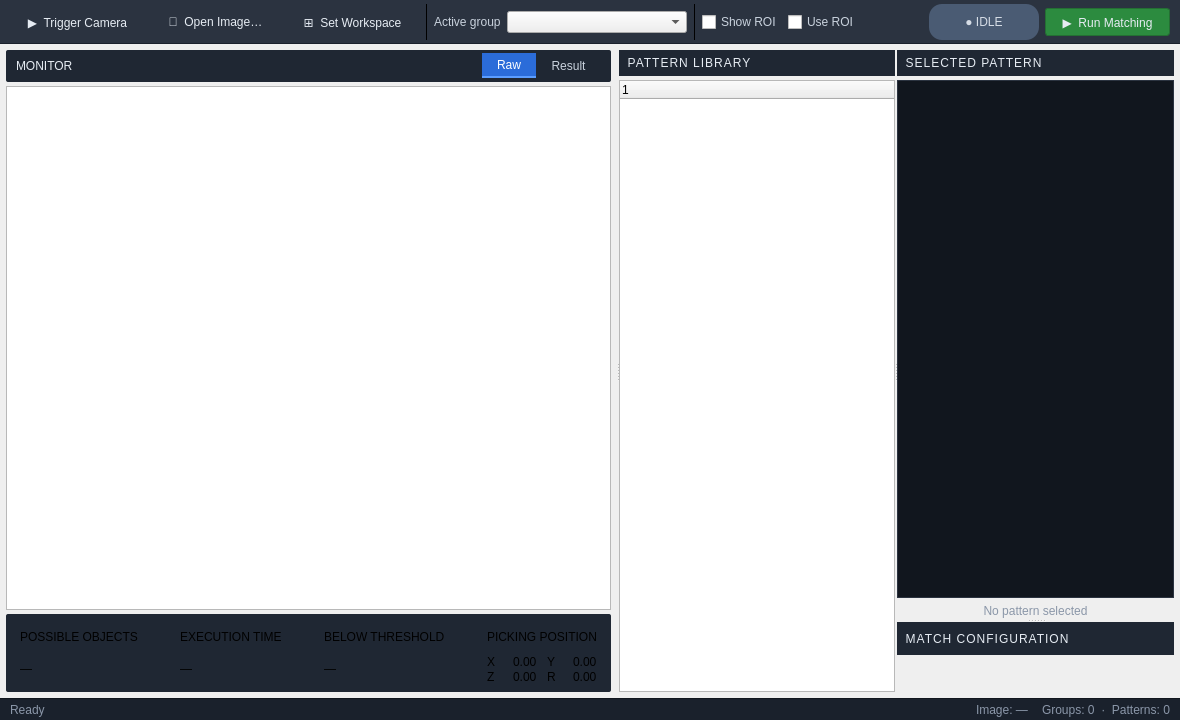
This is src/form/task/localization_patterns_widget.ui in gstorm-b/VC_APP as Qt 5 draws it before an edit. The edited form follows.
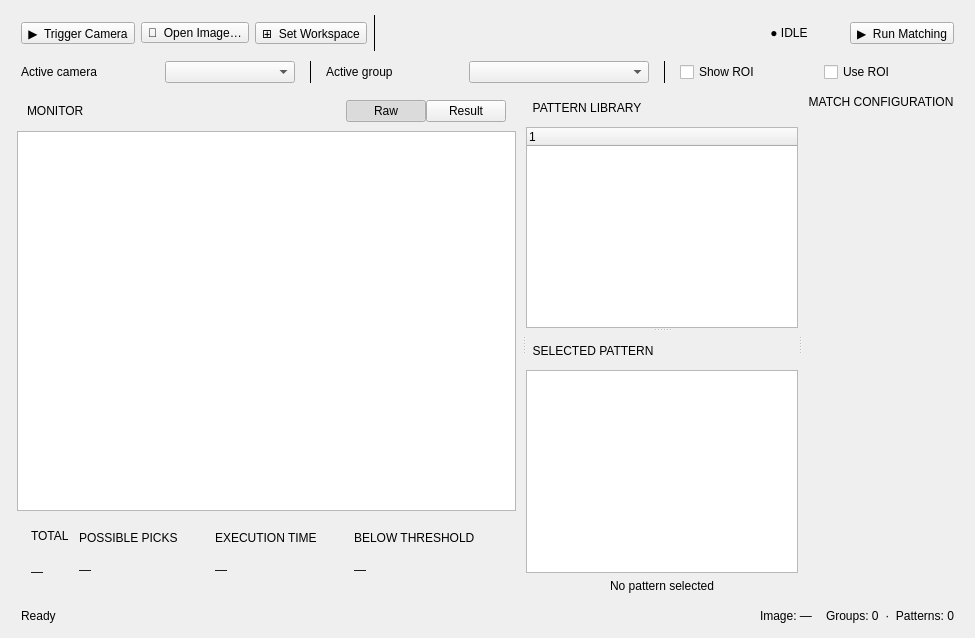
This is the edited form. The open tabs and pages were chosen to show the change. Custom widgets are drawn as their Qt base class.

Diff of the .ui file:
```diff
--- a/src/form/task/localization_patterns_widget.ui
+++ b/src/form/task/localization_patterns_widget.ui
@@ -6,33 +6,14 @@
    <rect>
     <x>0</x>
     <y>0</y>
-    <width>1180</width>
-    <height>720</height>
+    <width>975</width>
+    <height>638</height>
    </rect>
   </property>
   <property name="windowTitle">
    <string>Localization Patterns</string>
   </property>
-  <layout class="QVBoxLayout" name="rootLayout">
-   <property name="spacing">
-    <number>0</number>
-   </property>
-   <property name="leftMargin">
-    <number>0</number>
-   </property>
-   <property name="topMargin">
-    <number>0</number>
-   </property>
-   <property name="rightMargin">
-    <number>0</number>
-   </property>
-   <property name="bottomMargin">
-    <number>0</number>
-   </property>
-
-   <!-- ============================================================== -->
-   <!--  Top toolbar                                                    -->
-   <!-- ============================================================== -->
+  <layout class="QVBoxLayout" name="verticalLayout_2">
    <item>
     <widget class="QFrame" name="frame_toolbar">
      <property name="minimumSize">
@@ -48,46 +29,7 @@
       </size>
      </property>
      <property name="styleSheet">
-      <string notr="true">QFrame#frame_toolbar {
-    background-color: #2b3340;
-    border-bottom: 1px solid #1a212c;
-}
-QFrame#frame_toolbar QToolButton {
-    color: #e6ecf3;
-    background-color: transparent;
-    border: 1px solid transparent;
-    padding: 4px 12px;
-    border-radius: 3px;
-    font: 600 10pt &quot;Segoe UI&quot;;
-}
-QFrame#frame_toolbar QToolButton:hover {
-    background-color: #38465a;
-    border: 1px solid #4a5b73;
-}
-QFrame#frame_toolbar QToolButton:pressed {
-    background-color: #1d2632;
-}
-QFrame#frame_toolbar QToolButton#btn_run_match {
-    background-color: #2c8b3f;
-    border: 1px solid #246f33;
-}
-QFrame#frame_toolbar QToolButton#btn_run_match:hover {
-    background-color: #34a049;
-}
-QFrame#frame_toolbar QToolButton#btn_run_match:disabled {
-    background-color: #3a4452;
-    color: #7a8492;
-    border-color: #303a48;
-}
-QFrame#frame_toolbar QLabel {
-    color: #c9d2dd;
-    font: 10pt &quot;Segoe UI&quot;;
-}
-QFrame#frame_toolbar QFrame[role=&quot;separator&quot;] {
-    background-color: #1a212c;
-    max-width: 1px;
-    min-width: 1px;
-}</string>
+      <string notr="true"/>
      </property>
      <layout class="QHBoxLayout" name="toolbarLayout">
       <property name="spacing">
@@ -107,32 +49,32 @@
       </property>
       <item>
        <widget class="QToolButton" name="btn_trigger_camera">
-        <property name="text">
-         <string>▶  Trigger Camera</string>
-        </property>
         <property name="toolTip">
          <string>Capture image from active camera</string>
         </property>
+        <property name="text">
+         <string>▶  Trigger Camera</string>
+        </property>
        </widget>
       </item>
       <item>
        <widget class="QToolButton" name="btn_choose_image">
-        <property name="text">
-         <string>📂  Open Image…</string>
-        </property>
         <property name="toolTip">
          <string>Load image from disk</string>
         </property>
+        <property name="text">
+         <string>📂  Open Image…</string>
+        </property>
        </widget>
       </item>
       <item>
        <widget class="QToolButton" name="btn_set_workspace">
-        <property name="text">
-         <string>⊞  Set Workspace</string>
-        </property>
         <property name="toolTip">
          <string>Define matching ROI on the source image</string>
         </property>
+        <property name="text">
+         <string>⊞  Set Workspace</string>
+        </property>
        </widget>
       </item>
       <item>
@@ -142,50 +84,6 @@
         </property>
        </widget>
       </item>
-      <item>
-       <widget class="QLabel" name="label_active_group">
-        <property name="text">
-         <string>Active group</string>
-        </property>
-       </widget>
-      </item>
-      <item>
-       <widget class="NoWheelComboBox" name="comboBox_pattern_group">
-        <property name="minimumSize">
-         <size>
-          <width>180</width>
-          <height>0</height>
-         </size>
-        </property>
-       </widget>
-      </item>
-      <item>
-       <widget class="QFrame" name="sep2">
-        <property name="frameShape">
-         <enum>QFrame::Shape::VLine</enum>
-        </property>
-       </widget>
-      </item>
-      <item>
-       <widget class="QCheckBox" name="cbx_show_match_area">
-        <property name="text">
-         <string>Show ROI</string>
-        </property>
-        <property name="styleSheet">
-         <string notr="true">color: #c9d2dd;</string>
-        </property>
-       </widget>
-      </item>
-      <item>
-       <widget class="QCheckBox" name="cbx_use_match_area">
-        <property name="text">
-         <string>Use ROI</string>
-        </property>
-        <property name="styleSheet">
-         <string notr="true">color: #c9d2dd;</string>
-        </property>
-       </widget>
-      </item>
       <item>
        <spacer name="hsp_toolbar">
         <property name="orientation">
@@ -207,53 +105,135 @@
           <height>26</height>
          </size>
         </property>
-        <property name="alignment">
-         <set>Qt::AlignCenter</set>
+        <property name="styleSheet">
+         <string notr="true"/>
         </property>
         <property name="text">
          <string>● IDLE</string>
         </property>
-        <property name="styleSheet">
-         <string notr="true">QLabel {
-    color: #d6dde6;
-    background-color: #4a5b73;
-    border-radius: 13px;
-    padding: 3px 10px;
-    font: 600 9pt &quot;Segoe UI&quot;;
-}</string>
+        <property name="alignment">
+         <set>Qt::AlignmentFlag::AlignCenter</set>
         </property>
        </widget>
       </item>
       <item>
        <widget class="QToolButton" name="btn_run_match">
-        <property name="text">
-         <string>▶  Run Matching</string>
-        </property>
         <property name="toolTip">
          <string>Run a matching test on the current image using the active group</string>
         </property>
+        <property name="text">
+         <string>▶  Run Matching</string>
+        </property>
        </widget>
       </item>
      </layout>
     </widget>
    </item>
-
-   <!-- ============================================================== -->
-   <!--  Main work area                                                 -->
-   <!-- ============================================================== -->
+   <item>
+    <widget class="QFrame" name="frame_operate">
+     <property name="minimumSize">
+      <size>
+       <width>0</width>
+       <height>22</height>
+      </size>
+     </property>
+     <property name="maximumSize">
+      <size>
+       <width>16777215</width>
+       <height>22</height>
+      </size>
+     </property>
+     <property name="frameShape">
+      <enum>QFrame::Shape::NoFrame</enum>
+     </property>
+     <property name="frameShadow">
+      <enum>QFrame::Shadow::Plain</enum>
+     </property>
+     <layout class="QHBoxLayout" name="horizontalLayout">
+      <property name="spacing">
+       <number>14</number>
+      </property>
+      <property name="leftMargin">
+       <number>10</number>
+      </property>
+      <property name="topMargin">
+       <number>0</number>
+      </property>
+      <property name="rightMargin">
+       <number>10</number>
+      </property>
+      <property name="bottomMargin">
+       <number>0</number>
+      </property>
+      <item>
+       <widget class="QLabel" name="label_active_camera">
+        <property name="text">
+         <string>Active camera</string>
+        </property>
+       </widget>
+      </item>
+      <item>
+       <widget class="QComboBox" name="comboBox_camera"/>
+      </item>
+      <item>
+       <widget class="QFrame" name="sep2">
+        <property name="frameShape">
+         <enum>QFrame::Shape::VLine</enum>
+        </property>
+       </widget>
+      </item>
+      <item>
+       <widget class="QLabel" name="label_active_group">
+        <property name="text">
+         <string>Active group</string>
+        </property>
+       </widget>
+      </item>
+      <item>
+       <widget class="NoWheelComboBox" name="comboBox_pattern_group">
+        <property name="minimumSize">
+         <size>
+          <width>180</width>
+          <height>0</height>
+         </size>
+        </property>
+       </widget>
+      </item>
+      <item>
+       <widget class="QFrame" name="sep3">
+        <property name="frameShape">
+         <enum>QFrame::Shape::VLine</enum>
+        </property>
+       </widget>
+      </item>
+      <item>
+       <widget class="QCheckBox" name="cbx_show_match_area">
+        <property name="styleSheet">
+         <string notr="true"/>
+        </property>
+        <property name="text">
+         <string>Show ROI</string>
+        </property>
+       </widget>
+      </item>
+      <item>
+       <widget class="QCheckBox" name="cbx_use_match_area">
+        <property name="styleSheet">
+         <string notr="true"/>
+        </property>
+        <property name="text">
+         <string>Use ROI</string>
+        </property>
+       </widget>
+      </item>
+     </layout>
+    </widget>
+   </item>
    <item>
     <widget class="QSplitter" name="splitter_main">
      <property name="orientation">
       <enum>Qt::Orientation::Horizontal</enum>
      </property>
-     <property name="handleWidth">
-      <number>2</number>
-     </property>
-     <property name="childrenCollapsible">
-      <bool>false</bool>
-     </property>
-
-     <!-- ── Pane 1: Monitor ─────────────────────────────────────── -->
      <widget class="QWidget" name="pane_monitor">
       <layout class="QVBoxLayout" name="monitorLayout">
        <property name="spacing">
@@ -286,11 +266,7 @@
           </size>
          </property>
          <property name="styleSheet">
-          <string notr="true">QFrame#frame_view_header { background-color: #1f2733; border-radius: 2px; }
-QFrame#frame_view_header QLabel { color: #e6ecf3; font: 600 10pt &quot;Segoe UI&quot;; }
-QFrame#frame_view_header QPushButton { color: #c9d2dd; background-color: transparent; border: 1px solid transparent; padding: 4px 14px; }
-QFrame#frame_view_header QPushButton:checked { color: #ffffff; background-color: #2b6cd9; border-bottom: 2px solid #5b9dff; }
-QFrame#frame_view_header QPushButton:hover:!checked { background-color: #2a3340; }</string>
+          <string notr="true"/>
          </property>
          <layout class="QHBoxLayout" name="viewHeaderLayout">
           <property name="spacing">
@@ -357,7 +333,7 @@
        <item>
         <widget class="QStackedWidget" name="stackedWidget_ImageView">
          <property name="currentIndex">
-          <number>0</number>
+          <number>1</number>
          </property>
          <widget class="QWidget" name="page_raw">
           <layout class="QHBoxLayout" name="hl_page_raw">
@@ -405,8 +381,6 @@
          </widget>
         </widget>
        </item>
-
-       <!-- KPI strip -->
        <item>
         <widget class="QFrame" name="frame_kpi">
          <property name="minimumSize">
@@ -422,13 +396,7 @@
           </size>
          </property>
          <property name="styleSheet">
-          <string notr="true">QFrame#frame_kpi { background-color: #1f2733; border-radius: 2px; }
-QFrame#frame_kpi QLabel[role=&quot;kpi-label&quot;] { color: #8a96a8; font: 8pt &quot;Segoe UI&quot;; letter-spacing: 1px; }
-QFrame#frame_kpi QLabel[role=&quot;kpi-value&quot;] { color: #ffffff; font: 600 16pt &quot;Segoe UI&quot;; }
-QFrame#frame_kpi QLabel[role=&quot;kpi-value-warn&quot;] { color: #f0b400; font: 600 16pt &quot;Segoe UI&quot;; }
-QFrame#frame_kpi QLabel[role=&quot;sep&quot;] { background-color: #2b3340; max-width: 1px; }
-QFrame#frame_kpi QLabel[role=&quot;axis&quot;] { color: #5b9dff; font: 600 9pt &quot;Segoe UI&quot;; min-width: 14px; }
-QFrame#frame_kpi QLabel[role=&quot;axis-val&quot;] { color: #e6ecf3; font: 600 10pt &quot;Consolas&quot;; }</string>
+          <string notr="true"/>
          </property>
          <layout class="QHBoxLayout" name="hl_kpi">
           <property name="spacing">
@@ -446,6 +414,30 @@
           <property name="bottomMargin">
            <number>8</number>
           </property>
+          <item>
+           <layout class="QVBoxLayout" name="verticalLayout">
+            <item>
+             <widget class="QLabel" name="label_tl_total">
+              <property name="text">
+               <string>TOTAL</string>
+              </property>
+              <property name="role" stdset="0">
+               <string notr="true">kpi-label</string>
+              </property>
+             </widget>
+            </item>
+            <item>
+             <widget class="QLabel" name="label_match_total_objects">
+              <property name="text">
+               <string>—</string>
+              </property>
+              <property name="role" stdset="0">
+               <string notr="true">kpi-value</string>
+              </property>
+             </widget>
+            </item>
+           </layout>
+          </item>
           <item>
            <layout class="QVBoxLayout" name="vl_kpi_count">
             <property name="spacing">
@@ -454,7 +446,7 @@
             <item>
              <widget class="QLabel" name="label_tl_possible_objects">
               <property name="text">
-               <string>POSSIBLE OBJECTS</string>
+               <string>POSSIBLE PICKS</string>
               </property>
               <property name="role" stdset="0">
                <string notr="true">kpi-label</string>
@@ -557,122 +549,13 @@
             </property>
            </widget>
           </item>
-          <item>
-           <layout class="QVBoxLayout" name="vl_kpi_pos">
-            <property name="spacing">
-             <number>2</number>
-            </property>
-            <item>
-             <widget class="QLabel" name="label_tl_pickpos">
-              <property name="text">
-               <string>PICKING POSITION</string>
-              </property>
-              <property name="role" stdset="0">
-               <string notr="true">kpi-label</string>
-              </property>
-             </widget>
-            </item>
-            <item>
-             <layout class="QGridLayout" name="grid_pickpos">
-              <property name="horizontalSpacing">
-               <number>10</number>
-              </property>
-              <property name="verticalSpacing">
-               <number>0</number>
-              </property>
-              <item row="0" column="0">
-               <widget class="QLabel" name="label_axis_x">
-                <property name="text">
-                 <string>X</string>
-                </property>
-                <property name="role" stdset="0">
-                 <string notr="true">axis</string>
-                </property>
-               </widget>
-              </item>
-              <item row="0" column="1">
-               <widget class="QLabel" name="label_pickpos_x">
-                <property name="text">
-                 <string>0.00</string>
-                </property>
-                <property name="role" stdset="0">
-                 <string notr="true">axis-val</string>
-                </property>
-               </widget>
-              </item>
-              <item row="0" column="2">
-               <widget class="QLabel" name="label_axis_y">
-                <property name="text">
-                 <string>Y</string>
-                </property>
-                <property name="role" stdset="0">
-                 <string notr="true">axis</string>
-                </property>
-               </widget>
-              </item>
-              <item row="0" column="3">
-               <widget class="QLabel" name="label_pickpos_y">
-                <property name="text">
-                 <string>0.00</string>
-                </property>
-                <property name="role" stdset="0">
-                 <string notr="true">axis-val</string>
-                </property>
-               </widget>
-              </item>
-              <item row="1" column="0">
-               <widget class="QLabel" name="label_axis_z">
-                <property name="text">
-                 <string>Z</string>
-                </property>
-                <property name="role" stdset="0">
-                 <string notr="true">axis</string>
-                </property>
-               </widget>
-              </item>
-              <item row="1" column="1">
-               <widget class="QLabel" name="label_pickpos_z">
-                <property name="text">
-                 <string>0.00</string>
-                </property>
-                <property name="role" stdset="0">
-                 <string notr="true">axis-val</string>
-                </property>
-               </widget>
-              </item>
-              <item row="1" column="2">
-               <widget class="QLabel" name="label_axis_r">
-                <property name="text">
-                 <string>R</string>
-                </property>
-                <property name="role" stdset="0">
-                 <string notr="true">axis</string>
-                </property>
-               </widget>
-              </item>
-              <item row="1" column="3">
-               <widget class="QLabel" name="label_pickpos_r">
-                <property name="text">
-                 <string>0.00</string>
-                </property>
-                <property name="role" stdset="0">
-                 <string notr="true">axis-val</string>
-                </property>
-               </widget>
-              </item>
-             </layout>
-            </item>
-           </layout>
-          </item>
          </layout>
         </widget>
        </item>
       </layout>
      </widget>
-
-     <!-- ── Pane 2: Pattern library ─────────────────────────────── -->
      <widget class="QWidget" name="pane_library">
-      <layout class="QVBoxLayout" name="libraryLayout">
+      <layout class="QVBoxLayout" name="libraryLayout" stretch="0">
        <property name="spacing">
         <number>4</number>
        </property>
@@ -686,168 +569,135 @@
         <number>0</number>
        </property>
        <property name="bottomMargin">
-        <number>6</number>
-       </property>
-       <item>
-        <widget class="QLabel" name="label_library_title">
-         <property name="text">
-          <string>  PATTERN LIBRARY</string>
-         </property>
-         <property name="minimumSize">
-          <size>
-           <width>0</width>
-           <height>26</height>
-          </size>
-         </property>
-         <property name="styleSheet">
-          <string notr="true">background-color: #1f2733; color: #e6ecf3; font: 600 9pt &quot;Segoe UI&quot;; letter-spacing: 1px;</string>
-         </property>
-        </widget>
-       </item>
-       <item>
-        <widget class="PatternTreeWidget" name="treeWidget_patternEditor">
-         <column>
-          <property name="text">
-           <string notr="true">1</string>
-          </property>
-         </column>
-        </widget>
-       </item>
-      </layout>
-     </widget>
-
-     <!-- ── Pane 3: Inspector (preview + properties) ───────────── -->
-     <widget class="QWidget" name="pane_inspector">
-      <layout class="QVBoxLayout" name="inspectorLayout">
-       <property name="spacing">
         <number>0</number>
        </property>
-       <property name="leftMargin">
-        <number>0</number>
-       </property>
-       <property name="topMargin">
-        <number>6</number>
-       </property>
-       <property name="rightMargin">
-        <number>6</number>
-       </property>
-       <property name="bottomMargin">
-        <number>6</number>
-       </property>
        <item>
-        <widget class="QSplitter" name="splitter_property">
+        <widget class="QSplitter" name="splitter_thumb">
          <property name="orientation">
           <enum>Qt::Orientation::Vertical</enum>
          </property>
-         <property name="handleWidth">
-          <number>2</number>
-         </property>
-         <property name="childrenCollapsible">
-          <bool>false</bool>
-         </property>
-         <widget class="QWidget" name="wg_thumb_container">
-          <layout class="QVBoxLayout" name="vl_thumb">
-           <property name="spacing">
-            <number>4</number>
-           </property>
+         <widget class="QWidget" name="verticalLayoutWidget">
+          <layout class="QVBoxLayout" name="vl_library">
+           <item>
+            <widget class="QLabel" name="label_library_title">
+             <property name="minimumSize">
+              <size>
+               <width>0</width>
+               <height>26</height>
+              </size>
+             </property>
+             <property name="styleSheet">
+              <string notr="true"/>
+             </property>
+             <property name="text">
+              <string>  PATTERN LIBRARY</string>
+             </property>
+            </widget>
+           </item>
+           <item>
+            <widget class="PatternTreeWidget" name="treeWidget_patternEditor">
+             <column>
+              <property name="text">
+               <string notr="true">1</string>
+              </property>
+             </column>
+            </widget>
+           </item>
+          </layout>
+         </widget>
+         <widget class="QWidget" name="layoutWidget">
+          <layout class="QVBoxLayout" name="vl_thumb" stretch="0,0,0">
            <property name="leftMargin">
             <number>0</number>
            </property>
            <property name="topMargin">
-            <number>0</number>
-           </property>
-           <property name="rightMargin">
-            <number>0</number>
+            <number>6</number>
            </property>
            <property name="bottomMargin">
-            <number>0</number>
+            <number>6</number>
            </property>
            <item>
             <widget class="QLabel" name="label_inspector_title">
+             <property name="minimumSize">
+              <size>
+               <width>0</width>
+               <height>26</height>
+              </size>
+             </property>
+             <property name="styleSheet">
+              <string notr="true"/>
+             </property>
              <property name="text">
               <string>  SELECTED PATTERN</string>
              </property>
-             <property name="minimumSize">
-              <size>
-               <width>0</width>
-               <height>26</height>
-              </size>
-             </property>
-             <property name="styleSheet">
-              <string notr="true">background-color: #1f2733; color: #e6ecf3; font: 600 9pt &quot;Segoe UI&quot;; letter-spacing: 1px;</string>
-             </property>
             </widget>
            </item>
            <item>
             <widget class="QGraphicsView" name="imageView_PatternThumb">
              <property name="styleSheet">
-              <string notr="true">background-color: #11161e; border: 1px solid #2b3340;</string>
+              <string notr="true"/>
              </property>
             </widget>
            </item>
            <item>
             <widget class="QLabel" name="label_pattern_caption">
+             <property name="styleSheet">
+              <string notr="true"/>
+             </property>
              <property name="text">
               <string>No pattern selected</string>
              </property>
              <property name="alignment">
-              <set>Qt::AlignCenter</set>
+              <set>Qt::AlignmentFlag::AlignCenter</set>
              </property>
-             <property name="styleSheet">
-              <string notr="true">color: #8a96a8; font: 9pt &quot;Segoe UI&quot;; padding: 2px;</string>
-             </property>
             </widget>
            </item>
           </layout>
          </widget>
-         <widget class="QWidget" name="wg_property_container">
-          <layout class="QVBoxLayout" name="vl_props">
-           <property name="spacing">
-            <number>4</number>
-           </property>
-           <property name="leftMargin">
-            <number>0</number>
-           </property>
-           <property name="topMargin">
-            <number>0</number>
-           </property>
-           <property name="rightMargin">
-            <number>0</number>
-           </property>
-           <property name="bottomMargin">
-            <number>0</number>
-           </property>
-           <item>
-            <widget class="QLabel" name="label_property_title">
-             <property name="text">
-              <string>  MATCH CONFIGURATION</string>
-             </property>
-             <property name="minimumSize">
-              <size>
-               <width>0</width>
-               <height>26</height>
-              </size>
-             </property>
-             <property name="styleSheet">
-              <string notr="true">background-color: #1f2733; color: #e6ecf3; font: 600 9pt &quot;Segoe UI&quot;; letter-spacing: 1px;</string>
-             </property>
-            </widget>
-           </item>
-           <item>
-            <widget class="QWidget" name="wg_property_browser" native="true"/>
-           </item>
-          </layout>
-         </widget>
         </widget>
        </item>
       </layout>
      </widget>
+     <widget class="QWidget" name="wg_property_container">
+      <layout class="QVBoxLayout" name="vl_props" stretch="0,1">
+       <property name="spacing">
+        <number>4</number>
+       </property>
+       <property name="leftMargin">
+        <number>0</number>
+       </property>
+       <property name="topMargin">
+        <number>0</number>
+       </property>
+       <property name="rightMargin">
+        <number>0</number>
+       </property>
+       <property name="bottomMargin">
+        <number>0</number>
+       </property>
+       <item>
+        <widget class="QLabel" name="label_property_title">
+         <property name="minimumSize">
+          <size>
+           <width>0</width>
+           <height>26</height>
+          </size>
+         </property>
+         <property name="styleSheet">
+          <string notr="true"/>
+         </property>
+         <property name="text">
+          <string>  MATCH CONFIGURATION</string>
+         </property>
+        </widget>
+       </item>
+       <item>
+        <widget class="QWidget" name="wg_property_browser" native="true"/>
+       </item>
+      </layout>
+     </widget>
     </widget>
    </item>
-
-   <!-- ============================================================== -->
-   <!--  Footer status                                                  -->
-   <!-- ============================================================== -->
    <item>
     <widget class="QFrame" name="frame_status">
      <property name="minimumSize">
@@ -863,8 +713,7 @@
       </size>
      </property>
      <property name="styleSheet">
-      <string notr="true">QFrame#frame_status { background-color: #1a212c; border-top: 1px solid #11161e; }
-QFrame#frame_status QLabel { color: #8a96a8; font: 9pt &quot;Segoe UI&quot;; }</string>
+      <string notr="true"/>
      </property>
      <layout class="QHBoxLayout" name="hl_status">
       <property name="spacing">
```
